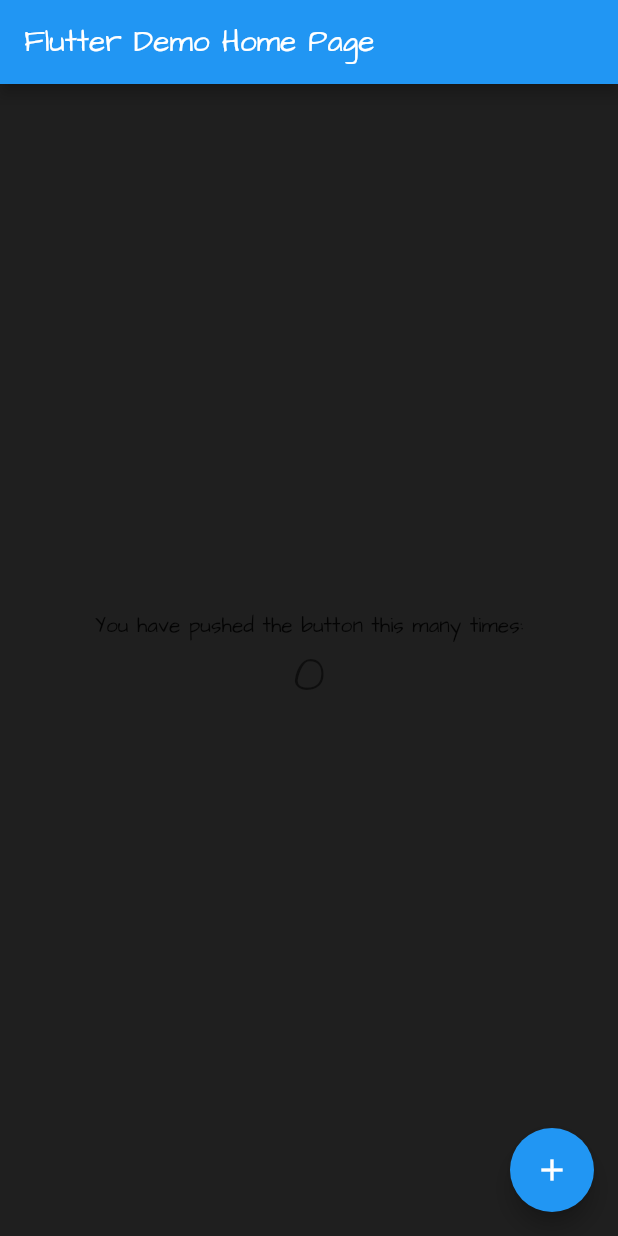
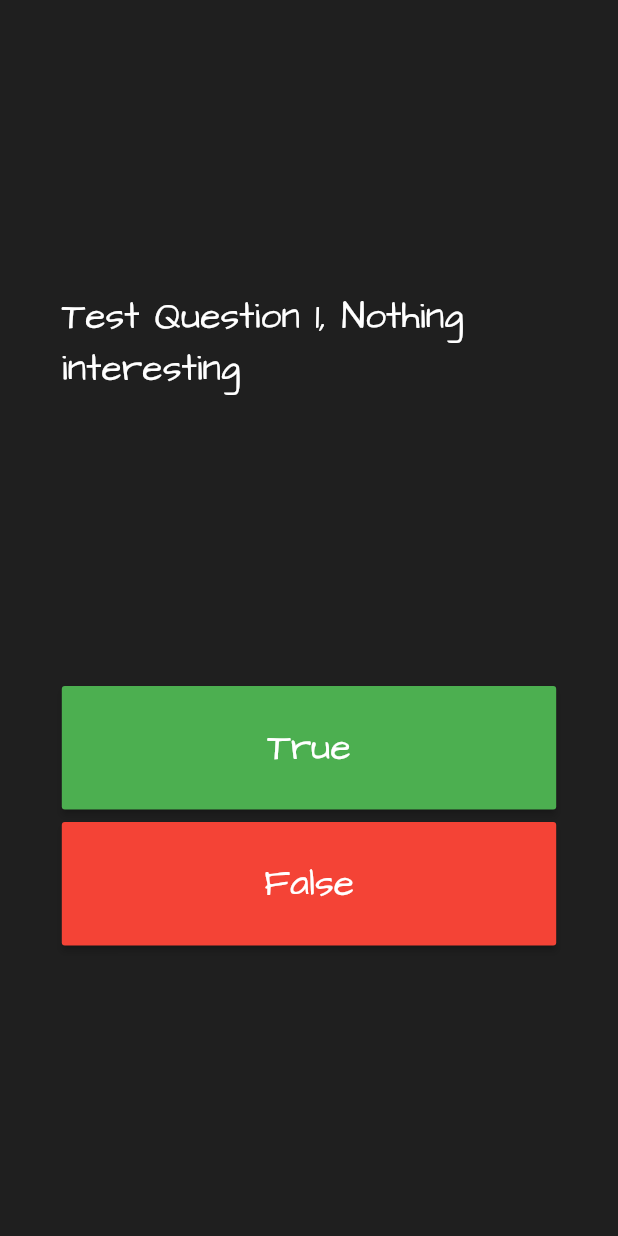
Before and after one commit to fiixed/friviaa, a Flutter app: the screen it shows after launch, on a phone screen of 412 x 824 dp. Run offline on Flutter 3.47's test engine with Material 2 defaults, Android fonts, the phone set to English and light mode, and no system bars.

Commit message:
game ui complete

```diff
--- a/lib/main.dart
+++ b/lib/main.dart
@@ -1,4 +1,5 @@
 import 'package:flutter/material.dart';
+import 'package:friviaa/pages/game_page.dart';
 
 void main() {
   runApp(const MyApp());
@@ -14,7 +15,7 @@ class MyApp extends StatelessWidget {
       title: 'Friviaa',
       theme: ThemeData(
         fontFamily: 'ArchitectsDaughter',
-        scaffoldBackgroundColor: Color.fromRGBO(
+        scaffoldBackgroundColor: const Color.fromRGBO(
           31,
           31,
           31,
@@ -22,92 +23,7 @@ class MyApp extends StatelessWidget {
         ),
         primarySwatch: Colors.blue,
       ),
-      home: const MyHomePage(title: 'Flutter Demo Home Page'),
+      home: GamePage(),
     );
   }
 }
-
-class MyHomePage extends StatefulWidget {
-  const MyHomePage({Key? key, required this.title}) : super(key: key);
-
-  // This widget is the home page of your application. It is stateful, meaning
-  // that it has a State object (defined below) that contains fields that affect
-  // how it looks.
-
-  // This class is the configuration for the state. It holds the values (in this
-  // case the title) provided by the parent (in this case the App widget) and
-  // used by the build method of the State. Fields in a Widget subclass are
-  // always marked "final".
-
-  final String title;
-
-  @override
-  State<MyHomePage> createState() => _MyHomePageState();
-}
-
-class _MyHomePageState extends State<MyHomePage> {
-  int _counter = 0;
-
-  void _incrementCounter() {
-    setState(() {
-      // This call to setState tells the Flutter framework that something has
-      // changed in this State, which causes it to rerun the build method below
-      // so that the display can reflect the updated values. If we changed
-      // _counter without calling setState(), then the build method would not be
-      // called again, and so nothing would appear to happen.
-      _counter++;
-    });
-  }
-
-  @override
-  Widget build(BuildContext context) {
-    // This method is rerun every time setState is called, for instance as done
-    // by the _incrementCounter method above.
-    //
-    // The Flutter framework has been optimized to make rerunning build methods
-    // fast, so that you can just rebuild anything that needs updating rather
-    // than having to individually change instances of widgets.
-    return Scaffold(
-      appBar: AppBar(
-        // Here we take the value from the MyHomePage object that was created by
-        // the App.build method, and use it to set our appbar title.
-        title: Text(widget.title),
-      ),
-      body: Center(
-        // Center is a layout widget. It takes a single child and positions it
-        // in the middle of the parent.
-        child: Column(
-          // Column is also a layout widget. It takes a list of children and
-          // arranges them vertically. By default, it sizes itself to fit its
-          // children horizontally, and tries to be as tall as its parent.
-          //
-          // Invoke "debug painting" (press "p" in the console, choose the
-          // "Toggle Debug Paint" action from the Flutter Inspector in Android
-          // Studio, or the "Toggle Debug Paint" command in Visual Studio Code)
-          // to see the wireframe for each widget.
-          //
-          // Column has various properties to control how it sizes itself and
-          // how it positions its children. Here we use mainAxisAlignment to
-          // center the children vertically; the main axis here is the vertical
-          // axis because Columns are vertical (the cross axis would be
-          // horizontal).
-          mainAxisAlignment: MainAxisAlignment.center,
-          children: <Widget>[
-            const Text(
-              'You have pushed the button this many times:',
-            ),
-            Text(
-              '$_counter',
-              style: Theme.of(context).textTheme.headline4,
-            ),
-          ],
-        ),
-      ),
-      floatingActionButton: FloatingActionButton(
-        onPressed: _incrementCounter,
-        tooltip: 'Increment',
-        child: const Icon(Icons.add),
-      ), // This trailing comma makes auto-formatting nicer for build methods.
-    );
-  }
-}
--- /dev/null
+++ b/lib/pages/game_page.dart
@@ -0,0 +1,86 @@
+import 'package:flutter/material.dart';
+
+class GamePage extends StatelessWidget {
+  double? _deviceHeight, _deviceWidth;
+
+  @override
+  Widget build(BuildContext context) {
+    _deviceHeight = MediaQuery.of(context).size.height;
+    _deviceWidth = MediaQuery.of(context).size.width;
+    return _buildUI();
+  }
+
+  Widget _buildUI() {
+    return Scaffold(
+      body: SafeArea(
+        child: Container(
+          padding: EdgeInsets.symmetric(horizontal: _deviceHeight! * 0.05),
+          child: _gameUI(),
+        ),
+      ),
+    );
+  }
+
+  Widget _gameUI() {
+    return Column(
+      mainAxisAlignment: MainAxisAlignment.spaceEvenly,
+      mainAxisSize: MainAxisSize.max,
+      crossAxisAlignment: CrossAxisAlignment.center,
+      children: [
+        _questionText(),
+        Column(
+          children: [
+            _trueButton(),
+            SizedBox(
+              height: _deviceHeight! * 0.01,
+            ),
+            _falseButton(),
+          ],
+        ),
+      ],
+    );
+  }
+
+  Widget _questionText() {
+    return const Text(
+      'Test Question 1, Nothing interesting',
+      style: TextStyle(
+        color: Colors.white,
+        fontSize: 25,
+        fontWeight: FontWeight.w400,
+      ),
+    );
+  }
+
+  Widget _trueButton() {
+    return MaterialButton(
+      onPressed: () {},
+      color: Colors.green,
+      minWidth: _deviceWidth! * 0.80,
+      height: _deviceHeight! * 0.10,
+      child: const Text(
+        'True',
+        style: TextStyle(
+          color: Colors.white,
+          fontSize: 25,
+        ),
+      ),
+    );
+  }
+
+  Widget _falseButton() {
+    return MaterialButton(
+      onPressed: () {},
+      color: Colors.red,
+      minWidth: _deviceWidth! * 0.80,
+      height: _deviceHeight! * 0.10,
+      child: const Text(
+        'False',
+        style: TextStyle(
+          color: Colors.white,
+          fontSize: 25,
+        ),
+      ),
+    );
+  }
+}
```
